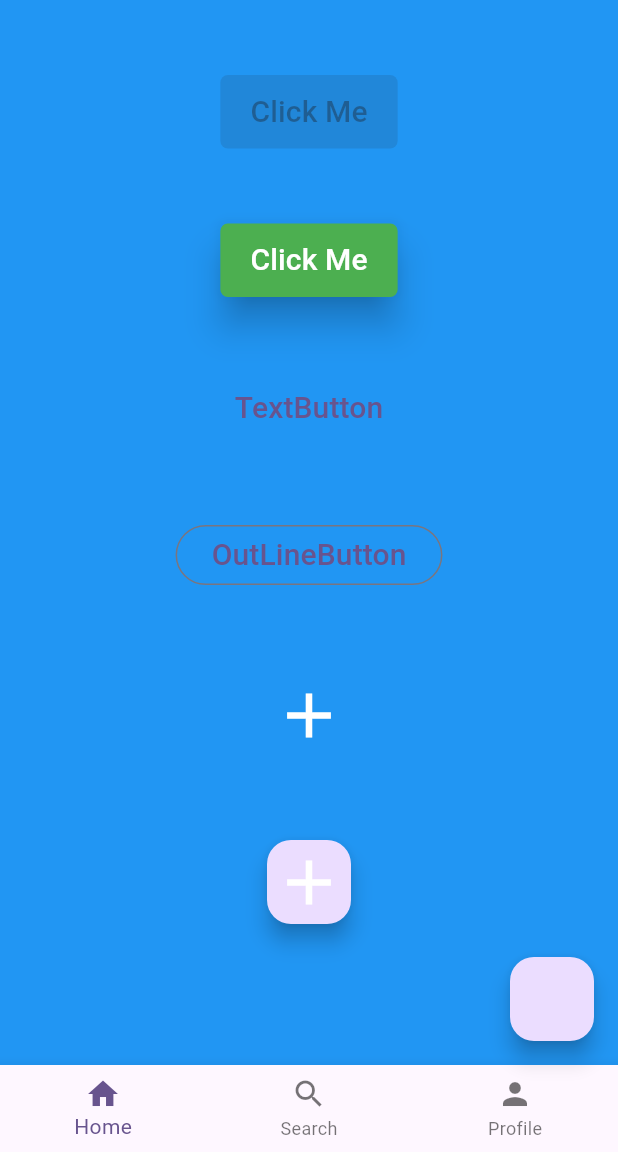
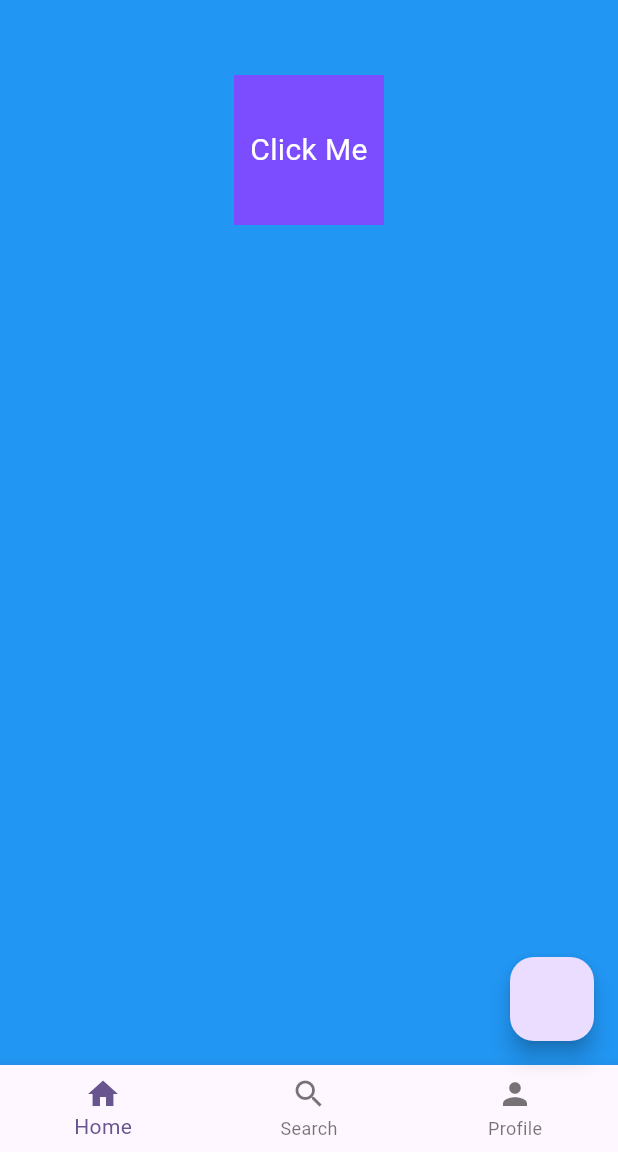
Before and after one commit to LucHo251025/Fullter-Learn, a Flutter app: the screen it shows after launch, on a phone screen of 412 x 824 dp, the part 84-1236 px from its top. Run offline on Flutter 3.47's test engine with Material 3 defaults, Android fonts, the phone set to English and light mode, and no system bars.

Commit message:
MyGestures

```diff
--- /dev/null
+++ b/lib/learn/day4/MyGestures.dart
@@ -0,0 +1,50 @@
+import "package:flutter/material.dart";
+
+class MyGestures extends StatelessWidget {
+  const MyGestures({super.key});
+  @override
+  Widget build(BuildContext context) {
+
+    return Scaffold(
+      appBar: AppBar(
+        title: const Text("My Text"),
+      ),
+      backgroundColor: Colors.blue  ,
+      body: Center(
+          child:Column(
+            children: [
+              SizedBox(
+                height: 50,
+              ),
+              // GestureDetector bat su kien click
+              GestureDetector(
+                onTap: (){print("Hell");},
+                child: Container(
+                  width: 100,
+                  height: 100,
+                  color: Colors.deepPurpleAccent,
+                  alignment: Alignment.center,
+                  child: Text("Click Me",textAlign: TextAlign.center, style: TextStyle(fontSize: 20,color: Colors.white),),
+                ),
+              )
+            ],
+          )
+      ),
+      floatingActionButton:FloatingActionButton(onPressed: (){print("All");}) ,
+      bottomNavigationBar: BottomNavigationBar(items: [
+        BottomNavigationBarItem(
+          icon: Icon(Icons.home),
+          label: 'Home',
+        ),
+        BottomNavigationBarItem(
+          icon: Icon(Icons.search),
+          label: 'Search',
+        ),
+        BottomNavigationBarItem(
+          icon: Icon(Icons.person),
+          label: 'Profile',
+        ),
+      ]),
+    );
+  }
+}
--- a/lib/main.dart
+++ b/lib/main.dart
@@ -1,5 +1,5 @@
 import 'package:flutter/material.dart';
-import 'package:flutter_learn/learn/day3-widgets/MyButton.dart';
+import 'package:flutter_learn/learn/day4/MyGestures.dart';
 void main() {
   runApp(const MyApp());
 }
@@ -17,7 +17,7 @@ class MyApp extends StatelessWidget {
         colorScheme: ColorScheme.fromSeed(seedColor: Colors.deepPurple),
         useMaterial3: true,
       ),
-      home: const MyButton(),
+      home: const MyGestures(),
     );
   }
 }
```
